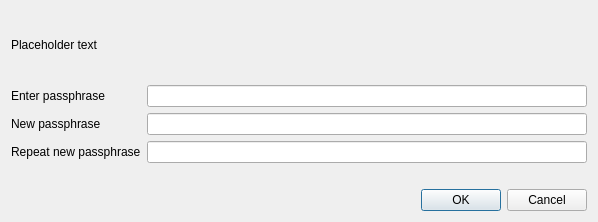
Qt form src/qt/forms/askpassphrasedialog.ui (LIMXTEC/Megacoin) before a commit.
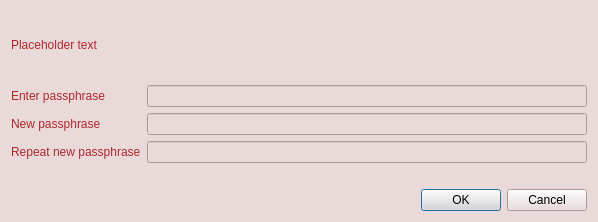
The same form after that commit.

What changed in the file:
```diff
--- a/src/qt/forms/askpassphrasedialog.ui
+++ b/src/qt/forms/askpassphrasedialog.ui
@@ -22,6 +22,97 @@
     <height>0</height>
    </size>
   </property>
+  <property name="palette">
+   <palette>
+    <active>
+     <colorrole role="Button">
+      <brush brushstyle="SolidPattern">
+       <color alpha="255">
+        <red>233</red>
+        <green>217</green>
+        <blue>216</blue>
+       </color>
+      </brush>
+     </colorrole>
+     <colorrole role="Base">
+      <brush brushstyle="SolidPattern">
+       <color alpha="255">
+        <red>233</red>
+        <green>217</green>
+        <blue>216</blue>
+       </color>
+      </brush>
+     </colorrole>
+     <colorrole role="Window">
+      <brush brushstyle="SolidPattern">
+       <color alpha="255">
+        <red>233</red>
+        <green>217</green>
+        <blue>216</blue>
+       </color>
+      </brush>
+     </colorrole>
+    </active>
+    <inactive>
+     <colorrole role="Button">
+      <brush brushstyle="SolidPattern">
+       <color alpha="255">
+        <red>233</red>
+        <green>217</green>
+        <blue>216</blue>
+       </color>
+      </brush>
+     </colorrole>
+     <colorrole role="Base">
+      <brush brushstyle="SolidPattern">
+       <color alpha="255">
+        <red>233</red>
+        <green>217</green>
+        <blue>216</blue>
+       </color>
+      </brush>
+     </colorrole>
+     <colorrole role="Window">
+      <brush brushstyle="SolidPattern">
+       <color alpha="255">
+        <red>233</red>
+        <green>217</green>
+        <blue>216</blue>
+       </color>
+      </brush>
+     </colorrole>
+    </inactive>
+    <disabled>
+     <colorrole role="Button">
+      <brush brushstyle="SolidPattern">
+       <color alpha="255">
+        <red>233</red>
+        <green>217</green>
+        <blue>216</blue>
+       </color>
+      </brush>
+     </colorrole>
+     <colorrole role="Base">
+      <brush brushstyle="SolidPattern">
+       <color alpha="255">
+        <red>233</red>
+        <green>217</green>
+        <blue>216</blue>
+       </color>
+      </brush>
+     </colorrole>
+     <colorrole role="Window">
+      <brush brushstyle="SolidPattern">
+       <color alpha="255">
+        <red>233</red>
+        <green>217</green>
+        <blue>216</blue>
+       </color>
+      </brush>
+     </colorrole>
+    </disabled>
+   </palette>
+  </property>
   <property name="windowTitle">
    <string>Passphrase Dialog</string>
   </property>
@@ -31,6 +122,14 @@
    </property>
    <item>
     <widget class="QLabel" name="warningLabel">
+     <property name="styleSheet">
+      <string notr="true">QLabel {
+	margin-right: 0px;
+	margin-top: 0px;
+	margin-bottom: 0px;
+	color: #AF272E;
+}</string>
+     </property>
      <property name="text">
       <string notr="true">Placeholder text</string>
      </property>
@@ -52,6 +151,14 @@
      </property>
      <item row="0" column="0">
       <widget class="QLabel" name="passLabel1">
+       <property name="styleSheet">
+        <string notr="true">QLabel {
+	margin-right: 0px;
+	margin-top: 0px;
+	margin-bottom: 0px;
+	color: #AF272E;
+}</string>
+       </property>
        <property name="text">
         <string>Enter passphrase</string>
        </property>
@@ -66,6 +173,14 @@
      </item>
      <item row="1" column="0">
       <widget class="QLabel" name="passLabel2">
+       <property name="styleSheet">
+        <string notr="true">QLabel {
+	margin-right: 0px;
+	margin-top: 0px;
+	margin-bottom: 0px;
+	color: #AF272E;
+}</string>
+       </property>
        <property name="text">
         <string>New passphrase</string>
        </property>
@@ -80,6 +195,14 @@
      </item>
      <item row="2" column="0">
       <widget class="QLabel" name="passLabel3">
+       <property name="styleSheet">
+        <string notr="true">QLabel {
+	margin-right: 0px;
+	margin-top: 0px;
+	margin-bottom: 0px;
+	color: #AF272E;
+}</string>
+       </property>
        <property name="text">
         <string>Repeat new passphrase</string>
        </property>
```
